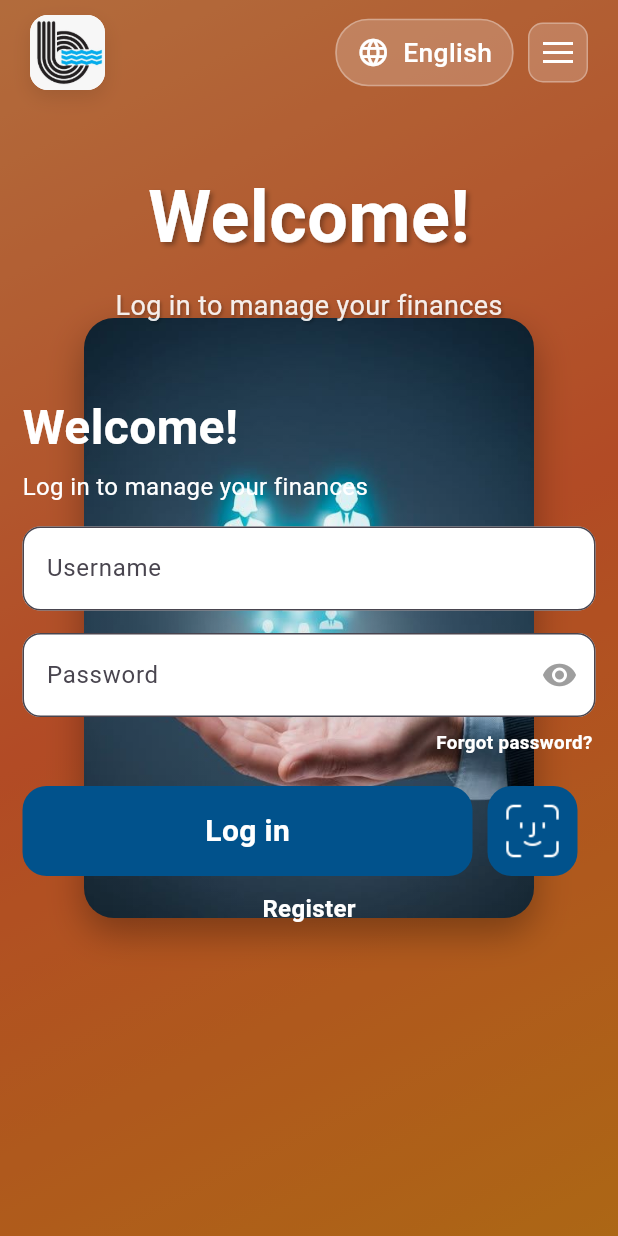
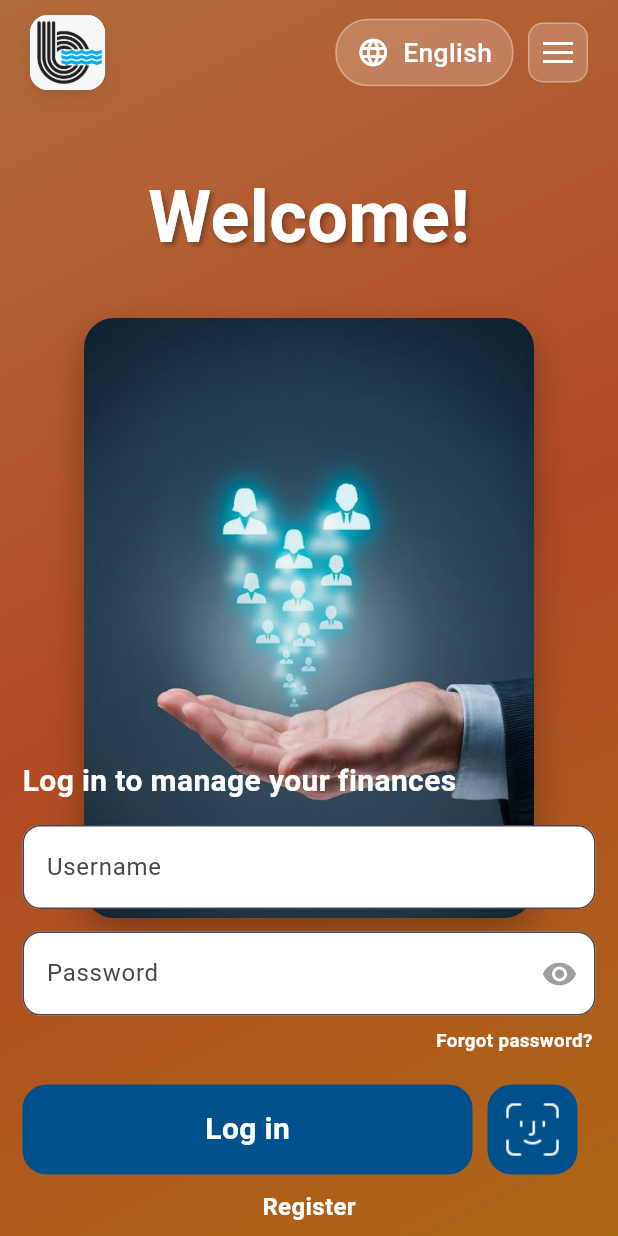
Before and after one commit to Bavlyy-Ramy/SCB_Login_Page, a Flutter app: the screen it shows after launch, after a tap on "العربية", on a phone screen of 412 x 824 dp. Run offline on Flutter 3.47's test engine with Material 3 defaults, Android fonts, the phone set to English and light mode, and no system bars.

Commit message:
Login Page UI Done

```diff
--- a/lib/main.dart
+++ b/lib/main.dart
@@ -2,7 +2,7 @@ import 'package:flutter/material.dart';
 import 'pages/login_page.dart';
 
 void main() {
-  runApp(MyApp());
+  runApp(const MyApp());
 }
 
 class MyApp extends StatelessWidget {
--- a/lib/pages/login_page.dart
+++ b/lib/pages/login_page.dart
@@ -50,18 +50,25 @@ class _LoginPageState extends State<LoginPage> with TickerProviderStateMixin {
   @override
   Widget build(BuildContext context) {
     return Scaffold(
+      resizeToAvoidBottomInset: true,
       body: Stack(
         children: [
           BackgroundSection(),
           SafeArea(
-            child: Column(children: [
-              TopBarSection(),
-              WelcomeSection(
-                fadeAnimation: _fadeAnimation,
-                slideAnimation: _slideAnimation,
+            child: SingleChildScrollView(
+              padding: const EdgeInsets.only(bottom: 20),
+              child: Column(
+                children: [
+                  TopBarSection(),
+                  WelcomeSection(
+                    fadeAnimation: _fadeAnimation,
+                    slideAnimation: _slideAnimation,
+                  ),
+                  const SizedBox(height: 275),
+                  const LoginForm(),
+                ],
               ),
-              LoginForm(),
-            ]),
+            ),
           ),
         ],
       ),
--- a/lib/widgets/login_form.dart
+++ b/lib/widgets/login_form.dart
@@ -28,19 +28,12 @@ class _LoginFormState extends State<LoginForm> {
             child: Column(
               crossAxisAlignment: CrossAxisAlignment.start,
               children: [
-                const Padding(
-                  padding: EdgeInsets.symmetric(vertical: 5.0),
-                  child: Text(
-                    'Welcome!',
-                    style: TextStyle(
-                        fontSize: 32,
-                        fontWeight: FontWeight.w600,
-                        color: Colors.white),
-                  ),
-                ),
                 const Text(
                   'Log in to manage your finances',
-                  style: TextStyle(fontSize: 16, color: Colors.white),
+                  style: TextStyle(
+                      fontSize: 20,
+                      color: Colors.white,
+                      fontWeight: FontWeight.bold),
                 ),
                 const SizedBox(height: 15),
                 TextFormField(
--- a/lib/widgets/welcome_section.dart
+++ b/lib/widgets/welcome_section.dart
@@ -38,21 +38,6 @@ class WelcomeSection extends StatelessWidget {
                     ),
                   ),
                   SizedBox(height: 12),
-                  Text(
-                    'Log in to manage your finances',
-                    style: TextStyle(
-                      fontSize: 18,
-                      color: Colors.white.withOpacity(0.9),
-                      fontWeight: FontWeight.w400,
-                      shadows: [
-                        Shadow(
-                          color: Colors.black.withOpacity(0.3),
-                          offset: Offset(1, 1),
-                          blurRadius: 2,
-                        ),
-                      ],
-                    ),
-                  ),
                 ],
               ),
             ),
```
Also changed, not shown: lib/widgets/background_section.dart (line endings or trailing spaces).
